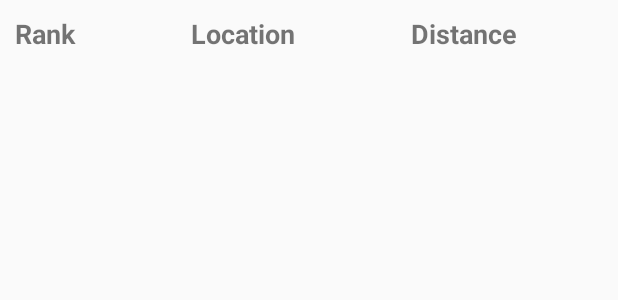
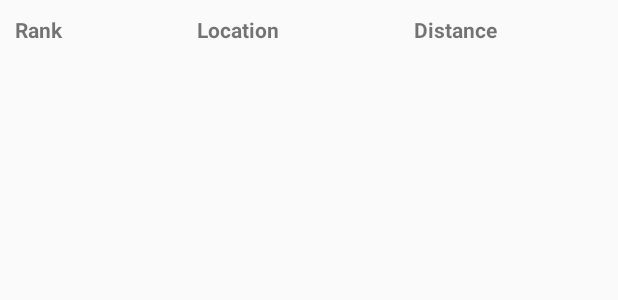
Before and after one commit to mesnico/WifiIndoorLocation, an Android app: the layout fingerprints_list_header.xml on its own in the app's theme, with its tools: preview values and no code run, on a phone screen of 412 x 824 dp. Shown: the top 300 px of the screen. Run offline under Robolectric (Android 15) with nearby library versions, the phone set to English and light mode, and no system bars.

```diff
--- a/app/src/main/res/layout/fingerprints_list_header.xml
+++ b/app/src/main/res/layout/fingerprints_list_header.xml
@@ -2,7 +2,8 @@
 <TableLayout xmlns:android="http://schemas.android.com/apk/res/android"
     android:layout_width="match_parent"
     android:layout_height="match_parent"
-    android:stretchColumns="*">
+    android:stretchColumns="*"
+    android:id="@+id/fp_list_header">
     <TableRow
         android:layout_width="match_parent"
         android:layout_height="wrap_content"
@@ -13,20 +14,20 @@
             android:layout_width="wrap_content"
             android:layout_height="wrap_content"
             android:textStyle="normal|bold"
-            android:textSize="18sp" />
+            android:textSize="14sp" />
 
         <TextView
             android:layout_width="wrap_content"
             android:layout_height="wrap_content"
             android:text="Location"
             android:textStyle="normal|bold"
-            android:textSize="18sp" />
+            android:textSize="14sp" />
 
         <TextView
             android:layout_width="wrap_content"
             android:layout_height="wrap_content"
             android:text="Distance"
             android:textStyle="normal|bold"
-            android:textSize="18sp" />
+            android:textSize="14sp" />
     </TableRow>
 </TableLayout>
```
Also changed, not shown: app/src/main/java/com/unipi/nicola/indoorlocator/FPLocateFragment.java (+6 -3 lines), app/src/main/java/com/unipi/nicola/indoorlocator/WifiLocatorActivity.java (+32 -21 lines), app/src/main/res/layout/access_points_popup_layout.xml (renamed from app/src/main/res/layout/access_points_floating_view.xml, +5 -3 lines), app/src/main/res/drawable/popup_bg.png (added).
